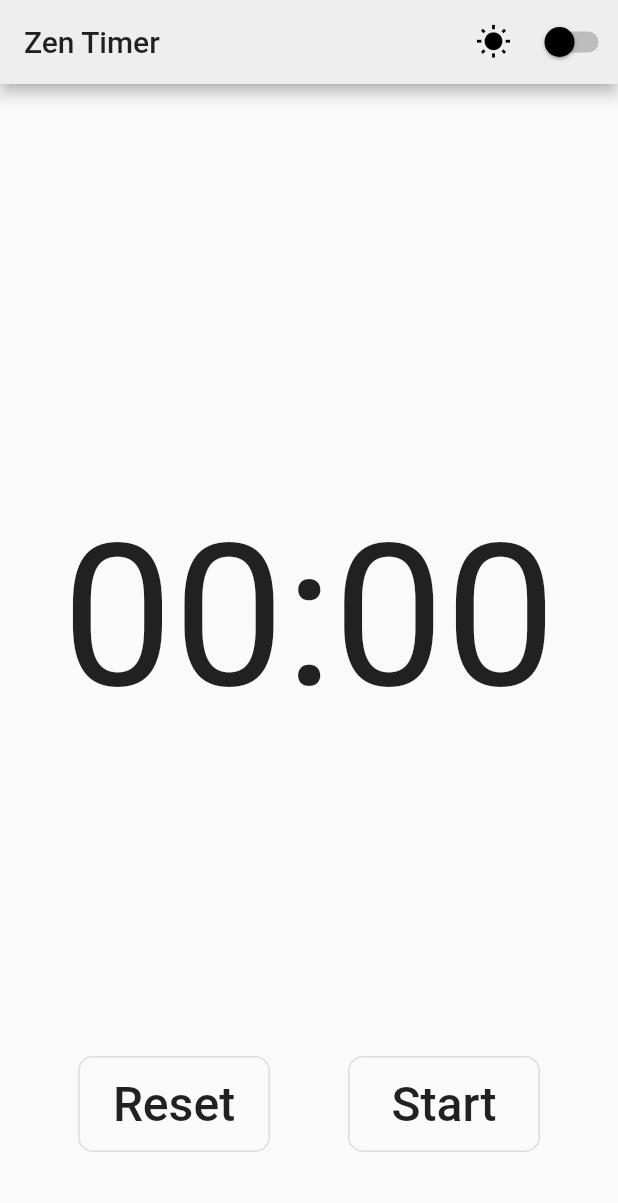
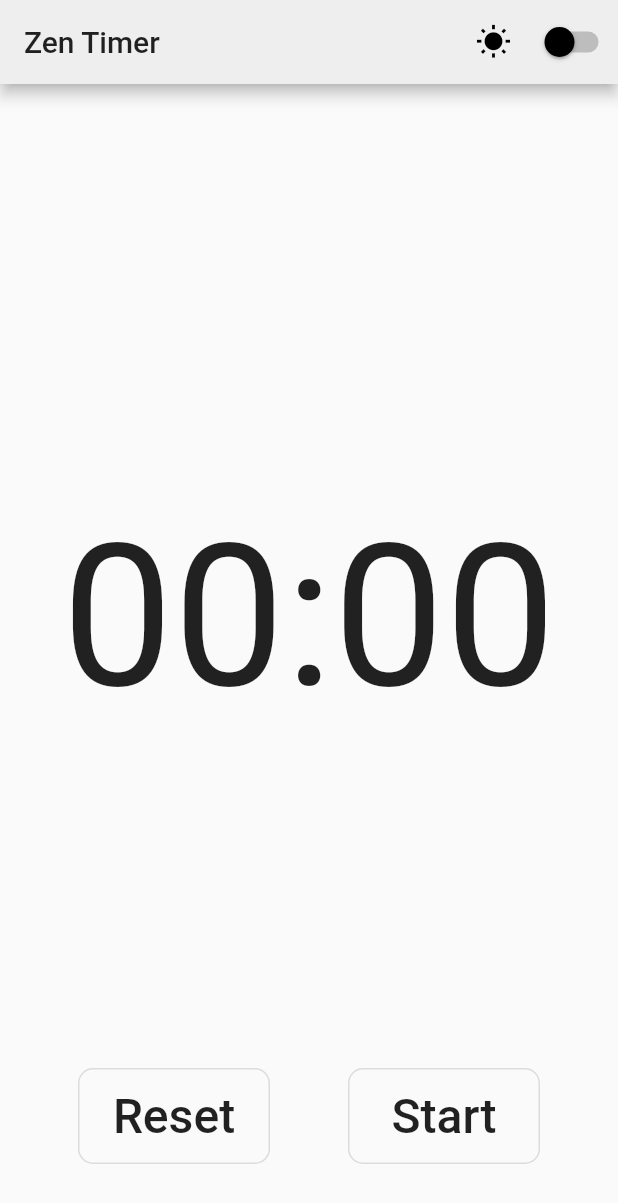
Before and after one commit to willzittlau/stream_timer, a Flutter app: the screen it shows after launch, on a phone screen of 412 x 824 dp. Shown: the top 1203 px of the screen. Run offline on Flutter 3.47's test engine with Material 2 defaults, Android fonts, the phone set to English and light mode, and no system bars; our stand-ins replace shared_preferences, wakelock; Roboto replaces fonts that are missing (Bebas Neue).

Commit message:
Change bottom padding on mobile

```diff
--- a/lib/stopwatch.dart
+++ b/lib/stopwatch.dart
@@ -47,7 +47,7 @@ class TimerPageState extends State<TimerPage> {
               new Align(
                 alignment: Alignment.bottomCenter,
                 child: new Padding(
-                  padding: const EdgeInsets.only(bottom: 56),
+                  padding: const EdgeInsets.only(bottom: 48),
                   child: FutureBuilder(
                       future:
                           Provider.of<AppStateNotifier>(context, listen: false)
```
